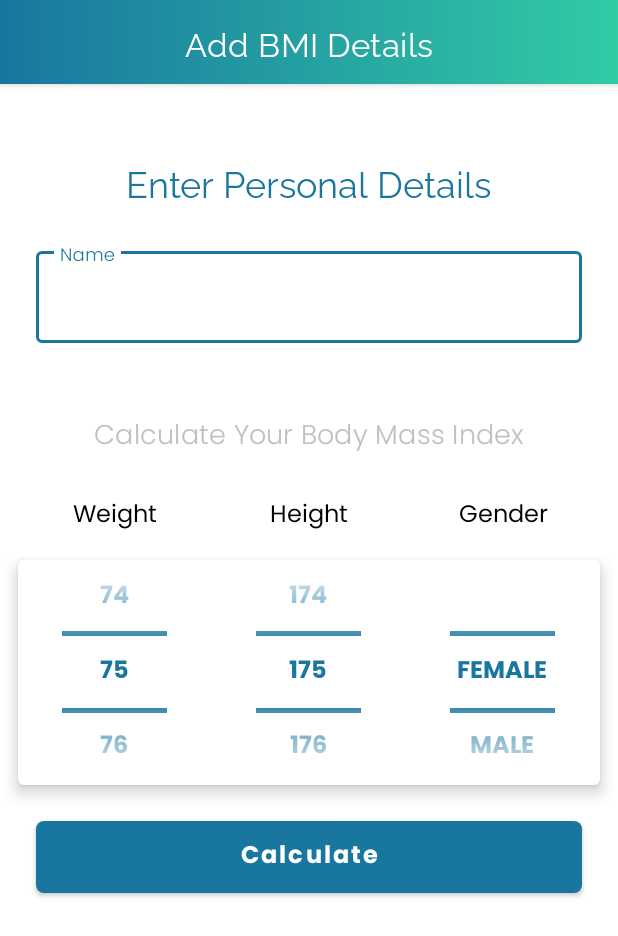
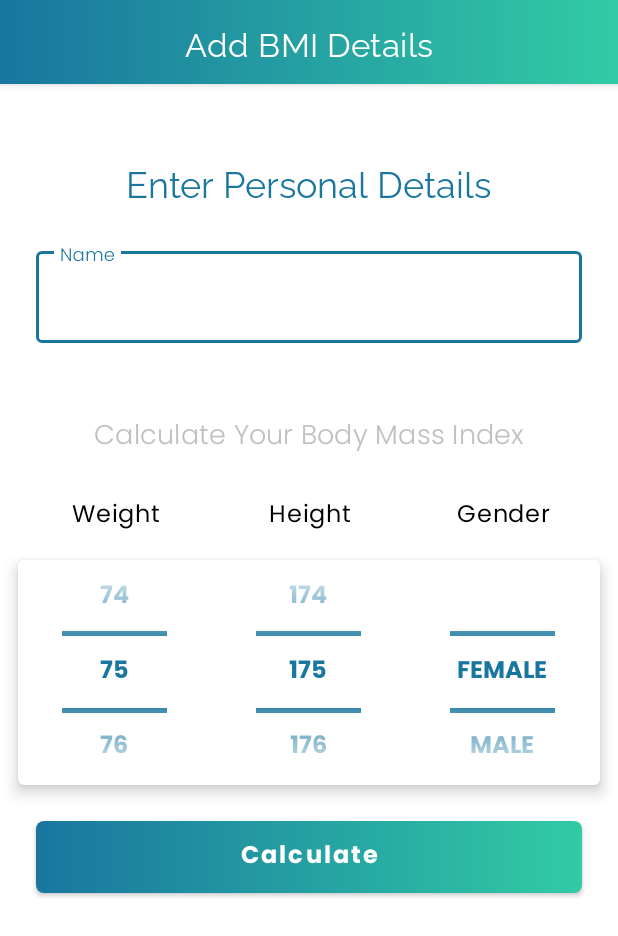
Before and after one commit to RyanKoech/bmiApp-newAgeTest, an Android app: the screen it shows after launch (MainActivity), on a phone screen of 412 x 824 dp. Shown: the top 936 px of the screen. Run offline under Robolectric (Android 15) with nearby library versions, the phone set to English and light mode, and no system bars; our stand-ins replace AdMob, Dagger/Hilt's generated code, navigation-ui.

Commit message:
Updated AddDetail Screen to use material components and text_appearnance attributes

```diff
--- a/app/src/main/res/layout/fragment_add_details.xml
+++ b/app/src/main/res/layout/fragment_add_details.xml
@@ -8,16 +8,15 @@
     android:orientation="vertical"
     android:paddingHorizontal="12dp"
     android:clipToPadding="false"
-    tools:context=".presentation.add_details.AddDetailsFragment">
+    tools:context=".presentation.add_details.AddDetailsFragment"
+    tools:theme="@style/Theme.BmiApp">
 
     <TextView
         android:layout_width="wrap_content"
         android:layout_height="wrap_content"
-        android:fontFamily="@font/raleway_regular"
         android:text="@string/fragment_addDetails_title"
-        android:textColor="@color/skyBlue_800"
-        android:textSize="24sp"
-        android:layout_marginTop="48dp"/>
+        android:layout_marginTop="48dp"
+        style="@style/TextAppearance.AddDetailTitle"/>
 
     <com.google.android.material.textfield.TextInputLayout
         android:theme="@style/Widget.MaterialComponents.TextInputLayout.OutlinedBox"
@@ -33,8 +32,7 @@
             android:id="@+id/editText_name"
             android:layout_width="match_parent"
             android:layout_height="wrap_content"
-            android:textAppearance="@style/Style_HintTextAppearance"
-            android:textSize="16sp"
+            android:textAppearance="@style/TextAppearance.Input"
             android:textColor="@color/skyBlue_800"
             tools:text="Testing"/>
 
@@ -44,9 +42,7 @@
         android:layout_width="wrap_content"
         android:layout_height="wrap_content"
         android:layout_marginTop="48dp"
-        android:textAppearance="@style/Style_HintTextAppearance"
-        android:textSize="18sp"
-        android:textColor="@color/black_400"
+        android:textAppearance="@style/TextAppearance.Caption"
         android:text="@string/fragment_addDetails_subtitle" />
 
 
@@ -60,31 +56,25 @@
             android:layout_width="fill_parent"
             android:layout_height="wrap_content"
             android:layout_weight="1"
+            android:textAppearance="@style/TextAppearance.Picker.Title"
             android:textAlignment="center"
-            android:fontFamily="@font/poppins"
-            android:textSize="16sp"
-            android:text="@string/text_weight"
-            android:textColor="@color/black" />
+            android:text="@string/text_weight" />
 
         <TextView
             android:layout_width="fill_parent"
             android:layout_height="wrap_content"
             android:layout_weight="1"
+            android:textAppearance="@style/TextAppearance.Picker.Title"
             android:textAlignment="center"
-            android:fontFamily="@font/poppins"
-            android:textSize="16sp"
-            android:text="@string/text_height"
-            android:textColor="@color/black" />
+            android:text="@string/text_height" />
 
         <TextView
             android:layout_width="fill_parent"
             android:layout_height="wrap_content"
             android:layout_weight="1"
+            android:textAppearance="@style/TextAppearance.Picker.Title"
             android:textAlignment="center"
-            android:fontFamily="@font/poppins"
-            android:textSize="16sp"
-            android:text="@string/text_gender"
-            android:textColor="@color/black" />
+            android:text="@string/text_gender" />
 
     </androidx.appcompat.widget.LinearLayoutCompat>
 
@@ -154,13 +144,14 @@
 
     </com.google.android.material.card.MaterialCardView>
 
-    <Button
+    <com.google.android.material.button.MaterialButton
         android:id="@+id/button_calculate"
         android:layout_width="match_parent"
         android:layout_height="wrap_content"
         android:layout_marginTop="24dp"
         android:layout_marginHorizontal="12dp"
         android:background="@drawable/button_shape"
+        app:backgroundTint="@null"
         android:textAllCaps="false"
         android:paddingTop="4dp"
         android:fontFamily="@font/poppins_bold"
--- a/app/src/main/res/values/dimens.xml
+++ b/app/src/main/res/values/dimens.xml
@@ -1,4 +1,7 @@
 <?xml version="1.0" encoding="utf-8"?>
 <resources>
+    <dimen name="TextSize_Caption">18sp</dimen>
+    <dimen name="TextSize_Body1">16sp</dimen>
     <dimen name="TextSize_Heading6">22sp</dimen>
+    <dimen name="TextSize_Heading5">24sp</dimen>
 </resources>
--- a/app/src/main/res/values/themes.xml
+++ b/app/src/main/res/values/themes.xml
@@ -33,15 +33,39 @@
         <item name="android:textColor">@color/white</item>
     </style>
 
-    <style name="Style_HintTextAppearance" parent="TextAppearance.MaterialComponents.Subtitle1">
+    <style name="TextAppearance.AddDetailTitle" parent="TextAppearance.MaterialComponents.Headline5">
+        <item name="android:fontFamily">@font/raleway_regular</item>
+        <item name="fontFamily">@font/raleway_regular</item>
+        <item name="android:textSize">@dimen/TextSize_Heading5</item>
+        <item name="android:textColor">@color/skyBlue_800</item>
+    </style>
+
+    <style name="TextAppearance.Input" parent="TextAppearance.MaterialComponents.Body1">
+        <item name="android:fontFamily">@font/poppins_light</item>
         <item name="fontFamily">@font/poppins_light</item>
+        <item name="android:textSize">@dimen/TextSize_Body1</item>
+        <item name="android:textColor">@color/skyBlue_800</item>
+    </style>
+
+    <style name="TextAppearance.Caption" parent="TextAppearance.MaterialComponents.Subtitle1">
+        <item name="android:fontFamily">@font/poppins_light</item>
+        <item name="fontFamily">@font/poppins_light</item>
+        <item name="android:textSize">@dimen/TextSize_Caption</item>
+        <item name="android:textColor">@color/black_400</item>
+    </style>
+
+    <style name="TextAppearance.Picker.Title" parent="TextAppearance.MaterialComponents.Body1">
+        <item name="android:fontFamily">@font/poppins</item>
+        <item name="fontFamily">@font/poppins</item>
+        <item name="android:textSize">@dimen/TextSize_Body1</item>
+        <item name="android:textColor">@color/black</item>
     </style>
 
     <style name="AppTheme.Picker" parent="Theme.AppCompat.Light.NoActionBar" >
         <item name="android:textColorPrimary">@color/skyBlue_800</item>
         <item name="android:textColorSecondary">@color/skyBlue_800</item>
         <item name="android:fontFamily">@font/poppins_bold</item>
-        <item name="android:textSize">16sp</item>
+        <item name="android:textSize">@dimen/TextSize_Body1</item>
     </style>
 
     <style name="BmiAppTheme.ToolbarTitle" parent="Widget.AppCompat.Toolbar">
```
